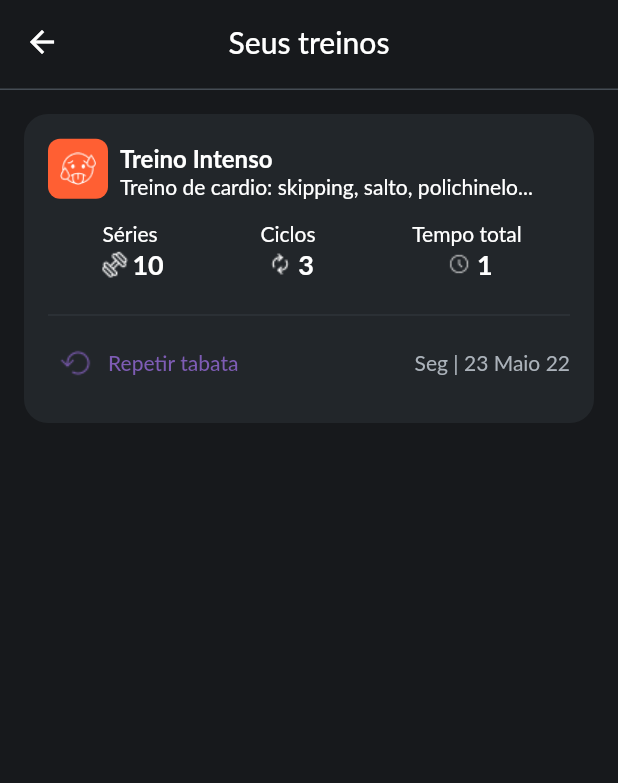
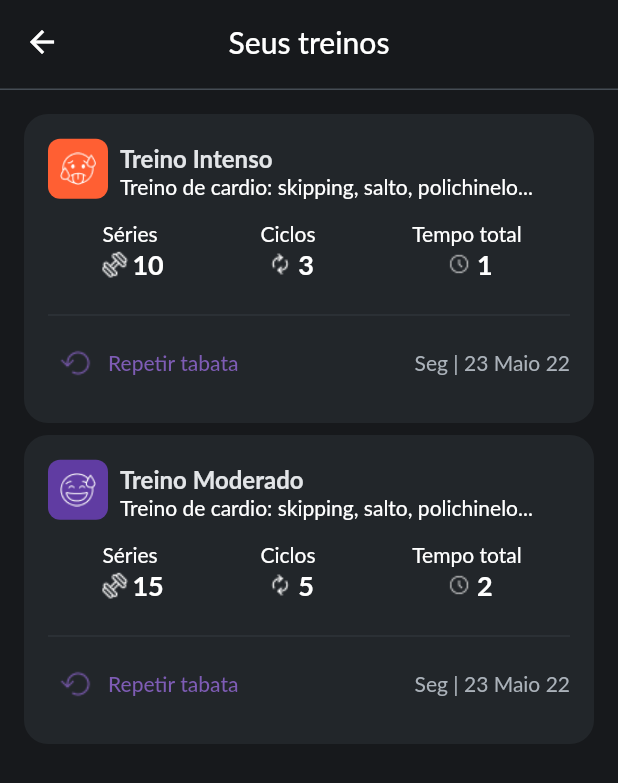
Before and after one commit to Lennoard/pacoquinha, a Flutter app: the TrainingReportPage screen opened directly, on a phone screen of 412 x 824 dp. Shown: the top 783 px of the screen. Run offline on Flutter 3.47's test engine with Material 2 defaults, Android fonts, the light colour scheme and no system bars; our stand-ins replace cloud_firestore, dartz, equatable, firebase_auth, firebase_core, lottie and 1 more; accounts and stored records are empty; Roboto replaces fonts that are missing (Lato).

Commit message:
add: training details

```diff
--- /dev/null
+++ b/lib/common/utils/instensity_label.dart
@@ -0,0 +1,14 @@
+import 'package:tabata/features/training/domain/entities/training_intensity.dart';
+
+String getIntensityLabel(intensity) {
+  switch (intensity) {
+    case TrainingIntensity.light:
+      return "Treino Leve";
+    case TrainingIntensity.moderate:
+      return "Treino Moderado";
+    case TrainingIntensity.intense:
+      return "Treino Intenso";
+    default:
+      return "";
+  }
+}
--- a/lib/common/widgets/bold_text.dart
+++ b/lib/common/widgets/bold_text.dart
@@ -1,17 +1,20 @@
 import 'package:flutter/material.dart';
+import 'package:tabata/theme/colors.dart';
 
 class BoldText extends StatelessWidget {
   final String text;
-  const BoldText({Key? key, required this.text}) : super(key: key);
+  final Color? color;
+  const BoldText({Key? key, required this.text, this.color}) : super(key: key);
 
   @override
   Widget build(BuildContext context) {
     return Text(
       text,
-      style: const TextStyle(
+      style: TextStyle(
         fontWeight: FontWeight.bold,
         fontSize: 16.0,
         height: 1.5,
+        color: color ?? foregroundColor,
       ),
     );
   }
--- a/lib/common/widgets/custom_appbar.dart
+++ b/lib/common/widgets/custom_appbar.dart
@@ -1,9 +1,12 @@
 import 'package:flutter/material.dart';
+import 'package:tabata/theme/colors.dart';
 
 class CustomAppbar extends StatelessWidget {
   final String title;
+  IconButton? rightButton;
 
-  const CustomAppbar({Key? key, required this.title}) : super(key: key);
+  CustomAppbar({Key? key, required this.title, this.rightButton})
+      : super(key: key);
 
   @override
   PreferredSize build(BuildContext context) {
@@ -13,11 +16,12 @@ class CustomAppbar extends StatelessWidget {
         centerTitle: true,
         shape: const Border(
           bottom: BorderSide(
-            color: Color(0xff454c54),
+            color: tabataGrey,
             width: 1,
           ),
         ),
         backgroundColor: Colors.transparent,
+        actions: [if (rightButton != null) rightButton!],
         elevation: 0,
         title: Text(title),
       ),
--- a/lib/common/widgets/disabled_text.dart
+++ b/lib/common/widgets/disabled_text.dart
@@ -1,4 +1,5 @@
 import 'package:flutter/material.dart';
+import 'package:tabata/theme/colors.dart';
 
 class DisabledText extends StatelessWidget {
   final String text;
@@ -9,7 +10,7 @@ class DisabledText extends StatelessWidget {
     return Text(
       text,
       style: const TextStyle(
-        color: Color(0XFFABB2BA),
+        color: disabledText,
       ),
     );
   }
--- /dev/null
+++ b/lib/common/widgets/paper_container.dart
@@ -0,0 +1,18 @@
+import 'package:flutter/material.dart';
+import 'package:tabata/theme/colors.dart';
+
+class PaperContainer extends StatelessWidget {
+  final Widget child;
+  const PaperContainer({Key? key, required this.child}) : super(key: key);
+
+  @override
+  Widget build(BuildContext context) {
+    return Container(
+      decoration: BoxDecoration(
+        color: paperBackground,
+        borderRadius: BorderRadius.circular(16.0),
+      ),
+      child: child,
+    );
+  }
+}
--- a/lib/constants/routes.dart
+++ b/lib/constants/routes.dart
@@ -2,3 +2,4 @@ const homeRoute = '/home/';
 const splashRoute = '/splash/';
 const changeSettingsRoute = '/change-settings/';
 const tabataRoute = '/tabata/';
+const trainingDetailsRoute = '/training-details/';
--- a/lib/features/settings/presentation/pages/change_settings.dart
+++ b/lib/features/settings/presentation/pages/change_settings.dart
@@ -3,6 +3,7 @@ import 'package:tabata/common/widgets/button.dart';
 import 'package:tabata/constants/routes.dart';
 import 'package:tabata/features/settings/presentation/widgets/info_hint.dart';
 import 'package:tabata/features/settings/presentation/widgets/row_input.dart';
+import 'package:tabata/theme/colors.dart';
 
 class ChangeSettingsPage extends StatelessWidget {
   const ChangeSettingsPage({Key? key}) : super(key: key);
@@ -20,7 +21,7 @@ class ChangeSettingsPage extends StatelessWidget {
           centerTitle: true,
           shape: const Border(
             bottom: BorderSide(
-              color: Color(0xff454c54),
+              color: tabataGrey,
               width: 1,
             ),
           ),
--- a/lib/features/training_report/presentation/pages/training_report.dart
+++ b/lib/features/training_report/presentation/pages/training_report.dart
@@ -21,13 +21,25 @@ class TrainingReportPage extends StatelessWidget {
       time: DateTime.now(),
       intensity: TrainingIntensity.intense,
     ),
+    Training(
+      id: 1,
+      settings: const TrainingSettings(
+        seriesCount: 15,
+        seriesTime: 3,
+        restingTime: 2,
+        cycleCount: 5,
+        cycleInterval: 1,
+      ),
+      time: DateTime.now(),
+      intensity: TrainingIntensity.moderate,
+    ),
   ];
 
   @override
   Widget build(BuildContext context) {
     return Scaffold(
-      appBar: const PreferredSize(
-        preferredSize: Size.fromHeight(60),
+      appBar: PreferredSize(
+        preferredSize: const Size.fromHeight(60),
         child: CustomAppbar(title: "Seus treinos"),
       ),
       body: ListView.builder(
--- a/lib/features/training_report/presentation/widgets/training_intensity.dart
+++ b/lib/features/training_report/presentation/widgets/training_intensity.dart
@@ -1,8 +1,9 @@
 import 'package:flutter/material.dart';
+import 'package:tabata/common/utils/instensity_label.dart';
 import 'package:tabata/common/widgets/bold_text.dart';
 import 'package:tabata/common/widgets/regular_text.dart';
 import 'package:tabata/features/training/domain/entities/training_intensity.dart';
-import 'package:tabata/theme/colors.dart';
+import 'package:tabata/features/training_report/presentation/widgets/training_intensity_icon.dart';
 
 class TrainingIntensityInfo extends StatelessWidget {
   final TrainingIntensity intensity;
@@ -10,80 +11,15 @@ class TrainingIntensityInfo extends StatelessWidget {
   const TrainingIntensityInfo({Key? key, required this.intensity})
       : super(key: key);
 
-  Widget getIconData() {
-    switch (intensity) {
-      case TrainingIntensity.light:
-        return Container(
-          decoration: BoxDecoration(
-            color: lightIntensityColor,
-            borderRadius: BorderRadius.circular(8.0),
-          ),
-          child: const Padding(
-            padding: EdgeInsets.all(8.0),
-            child: ImageIcon(
-              AssetImage(
-                'assets/icons/ic_training_feel_light.png',
-              ),
-              color: Colors.white,
-            ),
-          ),
-        );
-      case TrainingIntensity.moderate:
-        return Container(
-          decoration: BoxDecoration(
-            color: moderateIntensityColor,
-            borderRadius: BorderRadius.circular(8.0),
-          ),
-          child: const Padding(
-            padding: EdgeInsets.all(8.0),
-            child: ImageIcon(
-              AssetImage(
-                'assets/icons/ic_training_feel_moderate.png',
-              ),
-              color: Colors.white,
-            ),
-          ),
-        );
-      case TrainingIntensity.intense:
-        return Container(
-          decoration: BoxDecoration(
-            color: intenseIntensityColor,
-            borderRadius: BorderRadius.circular(8.0),
-          ),
-          child: const Padding(
-            padding: EdgeInsets.all(8.0),
-            child: ImageIcon(
-              AssetImage(
-                'assets/icons/ic_training_feel_intense.png',
-              ),
-              color: Colors.white,
-            ),
-          ),
-        );
-    }
-  }
-
-  String getIntensityLabel() {
-    switch (intensity) {
-      case TrainingIntensity.light:
-        return "Treino Leve";
-      case TrainingIntensity.moderate:
-        return "Treino Moderado";
-      case TrainingIntensity.intense:
-        return "Treino Intenso";
-    }
-  }
-
   @override
   Widget build(BuildContext context) {
-    Widget intensityIcon = getIconData();
-    String intensityLabel = getIntensityLabel();
+    String intensityLabel = getIntensityLabel(intensity);
 
     return Row(
       children: [
         Column(
           children: [
-            intensityIcon,
+            TrainingIntensityIcon(intensity: intensity),
           ],
         ),
         Padding(
--- /dev/null
+++ b/lib/features/training_report/presentation/widgets/training_intensity_icon.dart
@@ -0,0 +1,65 @@
+import 'package:flutter/material.dart';
+import 'package:tabata/features/training/domain/entities/training_intensity.dart';
+import 'package:tabata/theme/colors.dart';
+
+class TrainingIntensityIcon extends StatelessWidget {
+  final TrainingIntensity intensity;
+  const TrainingIntensityIcon({
+    Key? key,
+    required this.intensity,
+  }) : super(key: key);
+
+  @override
+  Widget build(BuildContext context) {
+    switch (intensity) {
+      case TrainingIntensity.light:
+        return Container(
+          decoration: BoxDecoration(
+            color: lightIntensityColor,
+            borderRadius: BorderRadius.circular(8.0),
+          ),
+          child: const Padding(
+            padding: EdgeInsets.all(8.0),
+            child: ImageIcon(
+              AssetImage(
+                'assets/icons/ic_training_feel_light.png',
+              ),
+              color: Colors.white,
+            ),
+          ),
+        );
+      case TrainingIntensity.moderate:
+        return Container(
+          decoration: BoxDecoration(
+            color: moderateIntensityColor,
+            borderRadius: BorderRadius.circular(8.0),
+          ),
+          child: const Padding(
+            padding: EdgeInsets.all(8.0),
+            child: ImageIcon(
+              AssetImage(
+                'assets/icons/ic_training_feel_moderate.png',
+              ),
+              color: Colors.white,
+            ),
+          ),
+        );
+      case TrainingIntensity.intense:
+        return Container(
+          decoration: BoxDecoration(
+            color: intenseIntensityColor,
+            borderRadius: BorderRadius.circular(8.0),
+          ),
+          child: const Padding(
+            padding: EdgeInsets.all(8.0),
+            child: ImageIcon(
+              AssetImage(
+                'assets/icons/ic_training_feel_intense.png',
+              ),
+              color: Colors.white,
+            ),
+          ),
+        );
+    }
+  }
+}
--- a/lib/features/training_report/presentation/widgets/training_item.dart
+++ b/lib/features/training_report/presentation/widgets/training_item.dart
@@ -1,10 +1,13 @@
 import 'package:flutter/material.dart';
 import 'package:tabata/common/widgets/custom_textbutton.dart';
 import 'package:tabata/common/widgets/disabled_text.dart';
+import 'package:tabata/common/widgets/paper_container.dart';
 import 'package:tabata/features/training/domain/entities/training.dart';
 import 'package:tabata/features/training/domain/entities/training_settings.dart';
+import 'package:tabata/features/training_report/presentation/pages/training_details.dart';
 import 'package:tabata/features/training_report/presentation/widgets/training_info.dart';
 import 'package:tabata/features/training_report/presentation/widgets/training_intensity.dart';
+import 'package:tabata/theme/colors.dart';
 
 class TrainingItem extends StatelessWidget {
   final Training training;
@@ -12,20 +15,30 @@ class TrainingItem extends StatelessWidget {
 
   TrainingItem({Key? key, required this.training}) : super(key: key);
 
+  void navigateToDetails(BuildContext context) {
+    Navigator.push(
+      context,
+      MaterialPageRoute(
+        builder: (context) => TrainingDetailsPage(training: training),
+      ),
+    );
+  }
+
   @override
   Widget build(BuildContext context) {
     return Padding(
       padding: const EdgeInsets.only(bottom: 8.0),
-      child: Container(
-        decoration: BoxDecoration(
-          color: const Color(0xFF22262A),
-          borderRadius: BorderRadius.circular(16.0),
-        ),
+      child: PaperContainer(
         child: Padding(
           padding: const EdgeInsets.all(16.0),
           child: Column(
             children: [
-              TrainingIntensityInfo(intensity: training.intensity),
+              GestureDetector(
+                onTap: () => navigateToDetails(context),
+                child: TrainingIntensityInfo(
+                  intensity: training.intensity,
+                ),
+              ),
               Padding(
                 padding: const EdgeInsets.symmetric(vertical: 14.0),
                 child: Row(
@@ -56,7 +69,7 @@ class TrainingItem extends StatelessWidget {
                 ),
               ),
               const Divider(
-                color: Color(0xFF2E3338),
+                color: neutralGrey,
                 thickness: 1,
               ),
               Row(
--- a/lib/theme/colors.dart
+++ b/lib/theme/colors.dart
@@ -37,3 +37,13 @@ const int _tabataBackgroundDefault = 0xFF17191C;
 const Color lightIntensityColor = Color(0xFF50A63F);
 const Color moderateIntensityColor = Color(0xFF603CA2);
 const Color intenseIntensityColor = Color(0xFFFF5F33);
+
+const Color neutralGrey = Color(0xFF2E3338);
+
+const Color tabataGrey = Color(0xff454c54);
+
+const Color disabledText = Color(0XFFABB2BA);
+
+const Color paperBackground = Color(0xFF22262A);
+
+const Color foregroundColor = Color(0xFFE3E5E8);
```
Also changed, not shown: lib/features/settings/presentation/widgets/row_input.dart (+2 -5 lines), lib/features/training_report/presentation/pages/training_details.dart (added, +137 -0 lines), lib/features/training_report/presentation/widgets/training_detail_item.dart (added, +55 -0 lines), assets/icons/ic_trash.png (added).
